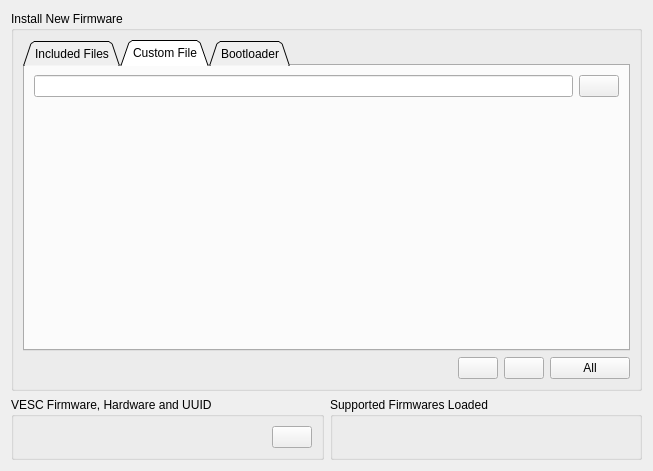
Above: pages/pagefirmware.ui from vedderb/vesc_tool before the change. Below: the same form after it.
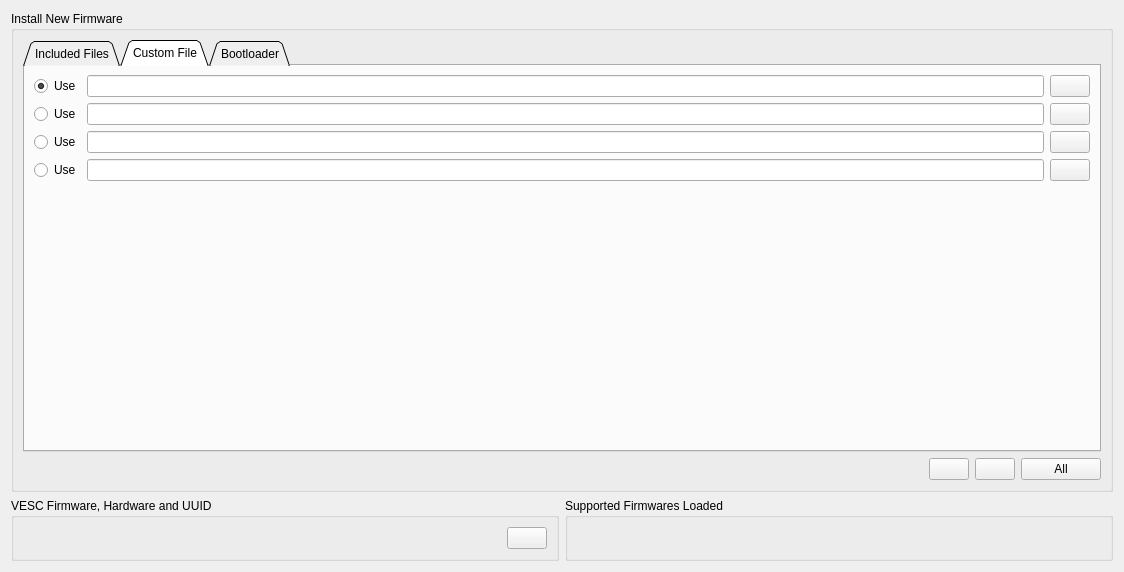
That is the form after the change. The open tabs and pages were chosen to show the change. Icons and pictures are not drawn. Custom widgets are drawn as their Qt base class.

Commit message: Remember multiple custom firmware paths

```diff
--- a/pages/pagefirmware.ui
+++ b/pages/pagefirmware.ui
@@ -6,8 +6,8 @@
    <rect>
     <x>0</x>
     <y>0</y>
-    <width>653</width>
-    <height>471</height>
+    <width>1124</width>
+    <height>572</height>
    </rect>
   </property>
   <property name="windowTitle">
@@ -132,7 +132,17 @@
          </attribute>
          <layout class="QVBoxLayout" name="verticalLayout">
           <item>
-           <layout class="QHBoxLayout" name="horizontalLayout_4">
+           <layout class="QHBoxLayout" name="horizontalLayout_9">
+            <item>
+             <widget class="QRadioButton" name="useFw1Button">
+              <property name="text">
+               <string>Use</string>
+              </property>
+              <property name="checked">
+               <bool>true</bool>
+              </property>
+             </widget>
+            </item>
             <item>
              <widget class="QLineEdit" name="fwEdit"/>
             </item>
@@ -158,6 +168,108 @@
             </item>
            </layout>
           </item>
+          <item>
+           <layout class="QHBoxLayout" name="horizontalLayout_10">
+            <item>
+             <widget class="QRadioButton" name="useFw2Button">
+              <property name="text">
+               <string>Use</string>
+              </property>
+             </widget>
+            </item>
+            <item>
+             <widget class="QLineEdit" name="fw2Edit"/>
+            </item>
+            <item>
+             <widget class="QPushButton" name="choose2Button">
+              <property name="sizePolicy">
+               <sizepolicy hsizetype="Fixed" vsizetype="Fixed">
+                <horstretch>0</horstretch>
+                <verstretch>0</verstretch>
+               </sizepolicy>
+              </property>
+              <property name="toolTip">
+               <string>Choose file...</string>
+              </property>
+              <property name="text">
+               <string/>
+              </property>
+              <property name="icon">
+               <iconset resource="../res.qrc">
+                <normaloff>:/res/icons/Open Folder-96.png</normaloff>:/res/icons/Open Folder-96.png</iconset>
+              </property>
+             </widget>
+            </item>
+           </layout>
+          </item>
+          <item>
+           <layout class="QHBoxLayout" name="horizontalLayout_7">
+            <item>
+             <widget class="QRadioButton" name="useFw3Button">
+              <property name="text">
+               <string>Use</string>
+              </property>
+             </widget>
+            </item>
+            <item>
+             <widget class="QLineEdit" name="fw3Edit"/>
+            </item>
+            <item>
+             <widget class="QPushButton" name="choose3Button">
+              <property name="sizePolicy">
+               <sizepolicy hsizetype="Fixed" vsizetype="Fixed">
+                <horstretch>0</horstretch>
+                <verstretch>0</verstretch>
+               </sizepolicy>
+              </property>
+              <property name="toolTip">
+               <string>Choose file...</string>
+              </property>
+              <property name="text">
+               <string/>
+              </property>
+              <property name="icon">
+               <iconset resource="../res.qrc">
+                <normaloff>:/res/icons/Open Folder-96.png</normaloff>:/res/icons/Open Folder-96.png</iconset>
+              </property>
+             </widget>
+            </item>
+           </layout>
+          </item>
+          <item>
+           <layout class="QHBoxLayout" name="horizontalLayout_8">
+            <item>
+             <widget class="QRadioButton" name="useFw4Button">
+              <property name="text">
+               <string>Use</string>
+              </property>
+             </widget>
+            </item>
+            <item>
+             <widget class="QLineEdit" name="fw4Edit"/>
+            </item>
+            <item>
+             <widget class="QPushButton" name="choose4Button">
+              <property name="sizePolicy">
+               <sizepolicy hsizetype="Fixed" vsizetype="Fixed">
+                <horstretch>0</horstretch>
+                <verstretch>0</verstretch>
+               </sizepolicy>
+              </property>
+              <property name="toolTip">
+               <string>Choose file...</string>
+              </property>
+              <property name="text">
+               <string/>
+              </property>
+              <property name="icon">
+               <iconset resource="../res.qrc">
+                <normaloff>:/res/icons/Open Folder-96.png</normaloff>:/res/icons/Open Folder-96.png</iconset>
+              </property>
+             </widget>
+            </item>
+           </layout>
+          </item>
           <item>
            <spacer name="verticalSpacer">
             <property name="orientation">
@@ -166,7 +278,7 @@
             <property name="sizeHint" stdset="0">
              <size>
               <width>20</width>
-              <height>249</height>
+              <height>217</height>
              </size>
             </property>
            </spacer>
```
The commit also changes 2 other files.
